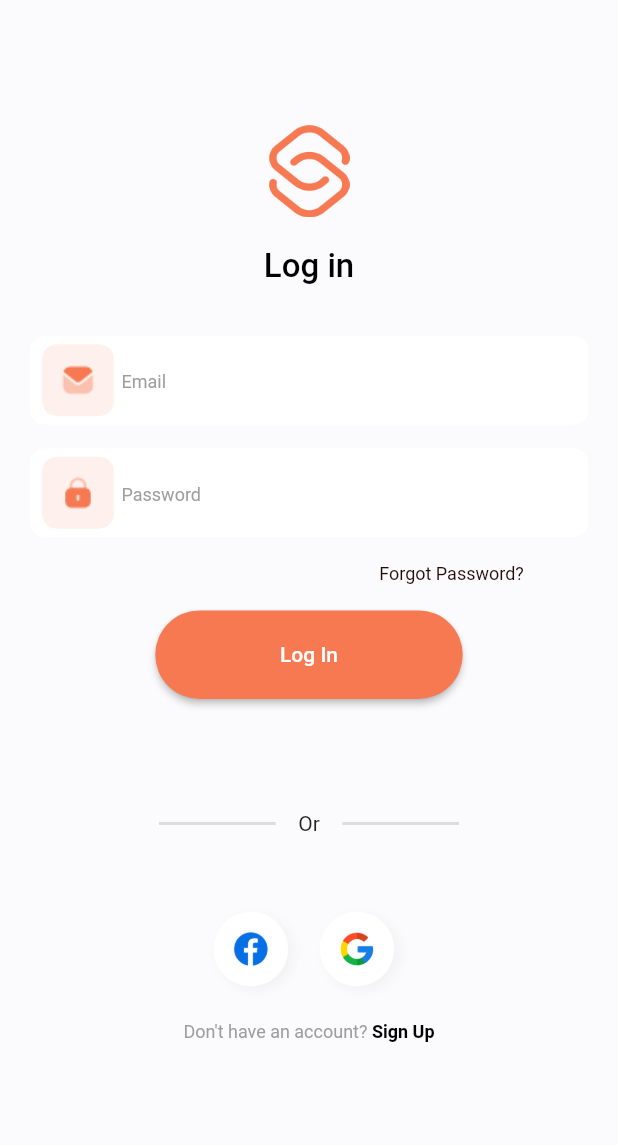
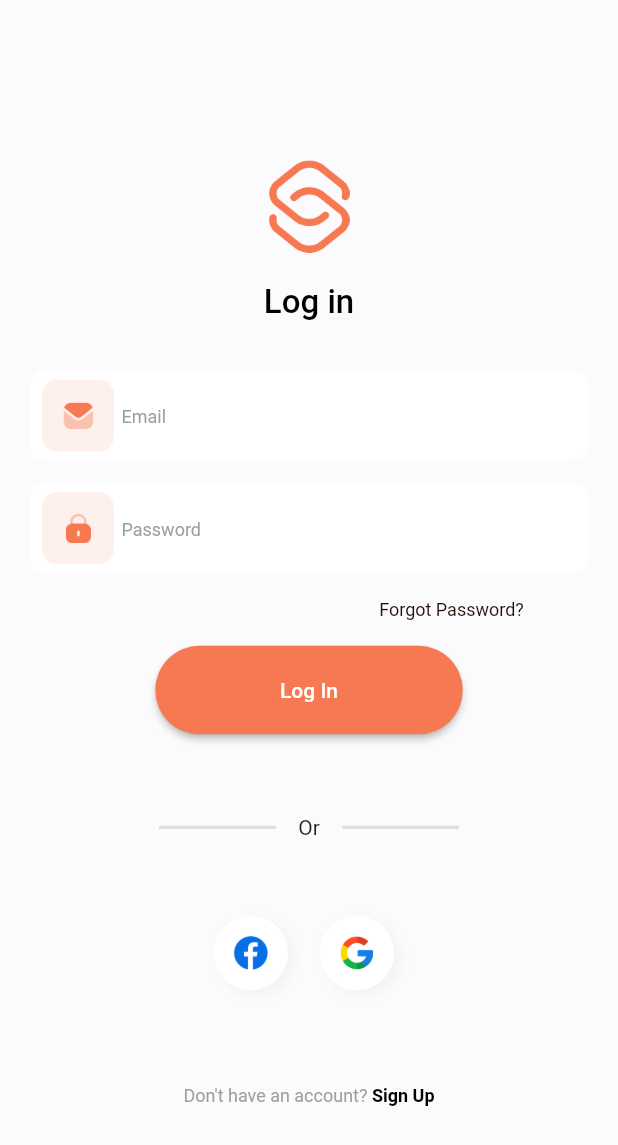
Before and after one commit to devbeedotdev/E-commerce-flutter, a Flutter app: the screen it shows after launch, on a phone screen of 412 x 824 dp. Shown: the top 1145 px of the screen. Run offline on Flutter 3.47's test engine with Material 2 defaults, Android fonts, the phone set to English and light mode, and no system bars; our stand-ins replace animated_splash_screen, flutter_riverpod, flutter_screenutil, get, iconly.

Commit message:
finished  login screen and signup screen

```diff
--- a/lib/data/helpers/style_helper.dart
+++ b/lib/data/helpers/style_helper.dart
@@ -4,7 +4,7 @@ import 'package:flutter_screenutil/flutter_screenutil.dart';
 class Styles {
   static TextStyle smallText({Color color = Colors.grey}) {
     return TextStyle(
-        fontSize: 12.sp,
+        fontSize: 12,
         color: color,
         fontWeight: FontWeight.w400,
         fontFamily: 'Roboto');
--- /dev/null
+++ b/lib/data/utils/appbutton.dart
@@ -0,0 +1,25 @@
+import 'package:flutter_riverpod/flutter_riverpod.dart';
+import 'package:flutter/material.dart';
+import 'package:flutter_screenutil/flutter_screenutil.dart';
+
+class AppButton extends ConsumerWidget {
+  final bool isLarge;
+  final String title;
+  final Function()? function;
+  const AppButton(
+      {required this.title,
+      required this.function,
+      required this.isLarge,
+      super.key});
+  @override
+  Widget build(BuildContext context, WidgetRef ref) {
+    return ElevatedButton(
+        style: ElevatedButton.styleFrom(
+            backgroundColor: const Color(0xffF67952),
+            minimumSize: isLarge ? Size(253.w, 55.h) : Size(205.w, 59.h),
+            shape: RoundedRectangleBorder(
+                borderRadius: BorderRadius.circular(90.r))),
+        onPressed: function,
+        child: Text(title));
+  }
+}
--- a/lib/data/utils/appformfield.dart
+++ b/lib/data/utils/appformfield.dart
@@ -1,4 +1,6 @@
 import 'package:flutter/material.dart';
+import 'package:flutter_screenutil/flutter_screenutil.dart';
+import 'package:iconly/iconly.dart';
 import 'package:shopping_app/data/helpers/style_helper.dart';
 
 class AppFormField extends StatelessWidget {
@@ -22,9 +24,17 @@ class AppFormField extends StatelessWidget {
               decoration: BoxDecoration(
                   borderRadius: BorderRadius.circular(10),
                   color: const Color(0x1AF67952)),
-              width: 48,
-              height: 45,
-              child: Image(image: AssetImage("assets/images/$image"))),
+              width: 48.w,
+              height: 45.h,
+              child: Row(
+                mainAxisAlignment: MainAxisAlignment.center,
+                children: [
+                  Image(
+                      width: 24.w,
+                      height: 24.h,
+                      image: AssetImage("assets/images/$image")),
+                ],
+              )),
           filled: true,
           fillColor: Colors.white,
           focusedBorder: OutlineInputBorder(
@@ -41,12 +51,10 @@ class AppFormField extends StatelessWidget {
 class SearchAppFormField extends StatelessWidget {
   final Widget icon;
   final String title;
-  final String image;
   const SearchAppFormField({
     super.key,
     required this.icon,
     required this.title,
-    required this.image,
   });
 
   @override
@@ -67,7 +75,8 @@ class SearchAppFormField extends StatelessWidget {
                   color: const Color(0xffF67952)),
               width: 48,
               height: 45,
-              child: Image(image: AssetImage("assets/images/$image"))),
+              child:
+                  const Icon(color: Colors.white, size: 18, IconlyBold.filter)),
           filled: true,
           fillColor: Colors.white,
           focusedBorder: OutlineInputBorder(
--- a/lib/main.dart
+++ b/lib/main.dart
@@ -5,15 +5,9 @@ import 'package:flutter_screenutil/flutter_screenutil.dart';
 import 'package:get/get_navigation/get_navigation.dart';
 import 'package:shopping_app/view/login_screen.dart';
 
-void main() {
-  runApp(ProviderScope(
-      child: GetMaterialApp(
-          debugShowCheckedModeBanner: false,
-          theme: ThemeData(
-              appBarTheme: const AppBarTheme(
-                  backgroundColor: Color(0xffFBFBFD), elevation: 0),
-              scaffoldBackgroundColor: const Color(0xffFBFBFD)),
-          home: const MyApp())));
+Future<void> main() async {
+  WidgetsFlutterBinding.ensureInitialized();
+  runApp(const ProviderScope(child: MyApp()));
 }
 
 class MyApp extends ConsumerWidget {
@@ -24,14 +18,23 @@ class MyApp extends ConsumerWidget {
     final width = MediaQuery.of(context).size.width;
     final height = MediaQuery.of(context).size.height;
     return ScreenUtilInit(
+        minTextAdapt: true,
+        splitScreenMode: true,
         designSize: Size(width, height),
         builder: (context, child) {
-          return Scaffold(
-            body: AnimatedSplashScreen(
-              duration: 250,
-              splash: 'assets/images/splash.png',
-              nextScreen: const LoginScreen(),
-              splashTransition: SplashTransition.rotationTransition,
+          return GetMaterialApp(
+            debugShowCheckedModeBanner: false,
+            theme: ThemeData(
+                appBarTheme: const AppBarTheme(
+                    backgroundColor: Color(0xffFBFBFD), elevation: 0),
+                scaffoldBackgroundColor: const Color(0xffFBFBFD)),
+            home: Scaffold(
+              body: AnimatedSplashScreen(
+                duration: 250,
+                splash: 'assets/images/splash.png',
+                nextScreen: const LoginScreen(),
+                splashTransition: SplashTransition.rotationTransition,
+              ),
             ),
           );
         });
--- a/lib/view/login_screen.dart
+++ b/lib/view/login_screen.dart
@@ -5,6 +5,7 @@ import 'package:flutter_screenutil/flutter_screenutil.dart';
 import 'package:get/get_core/get_core.dart';
 import 'package:get/get_navigation/get_navigation.dart';
 import 'package:shopping_app/data/helpers/style_helper.dart';
+import 'package:shopping_app/data/utils/appbutton.dart';
 import 'package:shopping_app/data/utils/appformfield.dart';
 import 'package:shopping_app/data/utils/spacer.dart';
 import 'package:shopping_app/view/dashboard_screen.dart';
@@ -24,7 +25,10 @@ class _LoginScreenState extends ConsumerState<LoginScreen> {
         child: Center(
             child: Padding(
           padding: EdgeInsets.only(
-              left: 20.w, top: 20.h, right: 20.w, bottom: 66.18.h),
+            left: 20.w,
+            top: 20.h,
+            right: 20.w,
+          ),
           child: SingleChildScrollView(
             child: Column(
               children: [
@@ -62,7 +66,7 @@ class _LoginScreenState extends ConsumerState<LoginScreen> {
                       Get.to(() => const DashBoardScreen());
                     },
                     isLarge: false),
-                SpacerUtil.hspace(75.h),
+                SpacerUtil.hspace(54.h),
                 SizedBox(
                   width: 200.w,
                   child: Row(
@@ -89,17 +93,22 @@ class _LoginScreenState extends ConsumerState<LoginScreen> {
                 Row(
                   mainAxisAlignment: MainAxisAlignment.center,
                   children: [
-                    Image.asset(
-                        width: 70.88,
-                        height: 70.88,
-                        "assets/images/fb_logo.png"),
+                    Row(
+                      mainAxisAlignment: MainAxisAlignment.center,
+                      children: [
+                        Image.asset(
+                            width: 70.88,
+                            height: 70.88,
+                            "assets/images/fb_logo.png"),
+                      ],
+                    ),
                     Image.asset(
                         width: 70.88,
                         height: 70.88,
                         "assets/images/google_logo.png")
                   ],
                 ),
-                SpacerUtil.hspace(10.h),
+                SpacerUtil.hspace(50.h),
                 RichText(
                     text: TextSpan(
                   style: const TextStyle(
@@ -129,25 +138,3 @@ class _LoginScreenState extends ConsumerState<LoginScreen> {
     );
   }
 }
-
-class AppButton extends ConsumerWidget {
-  final bool isLarge;
-  final String title;
-  final Function()? function;
-  const AppButton(
-      {required this.title,
-      required this.function,
-      required this.isLarge,
-      super.key});
-  @override
-  Widget build(BuildContext context, WidgetRef ref) {
-    return ElevatedButton(
-        style: ElevatedButton.styleFrom(
-            backgroundColor: const Color(0xffF67952),
-            minimumSize: isLarge ? Size(253.w, 55.h) : Size(205.w, 59.h),
-            shape: RoundedRectangleBorder(
-                borderRadius: BorderRadius.circular(30.r))),
-        onPressed: function,
-        child: Text(title));
-  }
-}
--- a/lib/view/signup_screen.dart
+++ b/lib/view/signup_screen.dart
@@ -4,10 +4,10 @@ import 'package:flutter_riverpod/flutter_riverpod.dart';
 import 'package:flutter_screenutil/flutter_screenutil.dart';
 import 'package:get/get.dart';
 import 'package:shopping_app/data/helpers/style_helper.dart';
+import 'package:shopping_app/data/utils/appbutton.dart';
 import 'package:shopping_app/data/utils/appformfield.dart';
 import 'package:shopping_app/data/utils/spacer.dart';
 import 'package:shopping_app/view/dashboard_screen.dart';
-import 'package:shopping_app/view/login_screen.dart';
 
 class SignUpScreen extends ConsumerStatefulWidget {
   const SignUpScreen({super.key});
```
Also changed, not shown: lib/data/utils/cart_tile.dart (added, +40 -0 lines), lib/view/cart_screen.dart (+2 -36 lines), lib/view/home_screen.dart (+28 -4 lines), pubspec.yaml (+5 -3 lines), assets/icons/filter.svg (added), assets/icons/lock.svg (added), assets/icons/message.svg (added), assets/icons/profile.svg (added), assets/images/Filter.png, assets/images/Lock.png, assets/images/Message.png, assets/images/Profile.png, assets/images/drawer.png, assets/images/notification.png, 1 more files.
